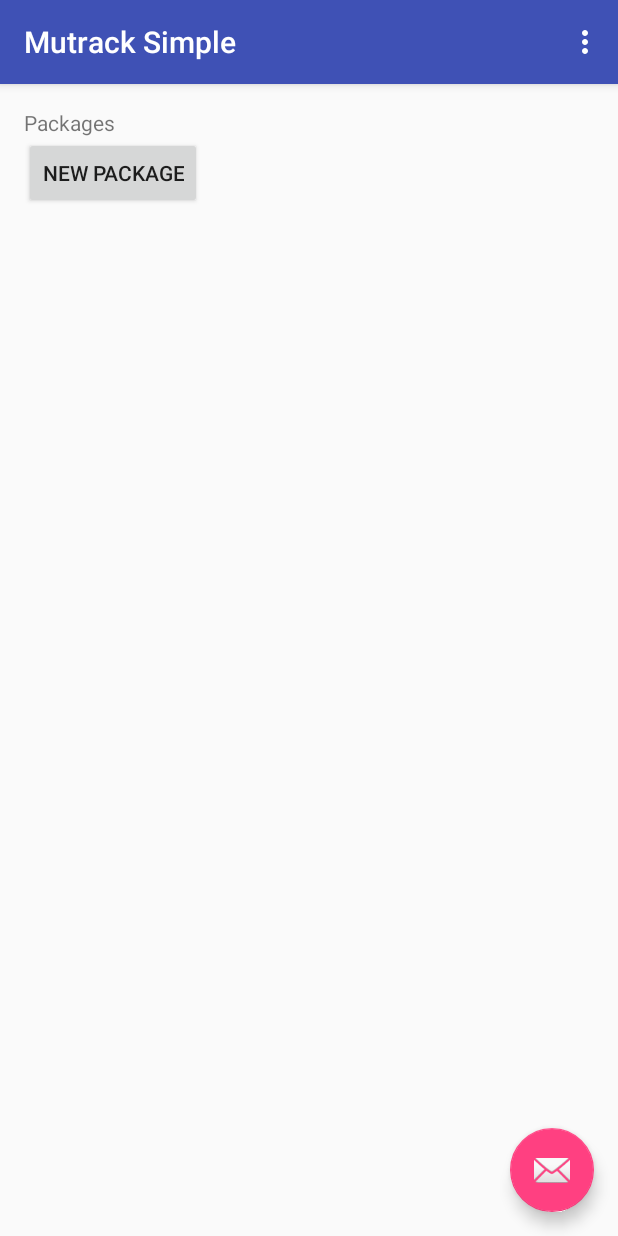
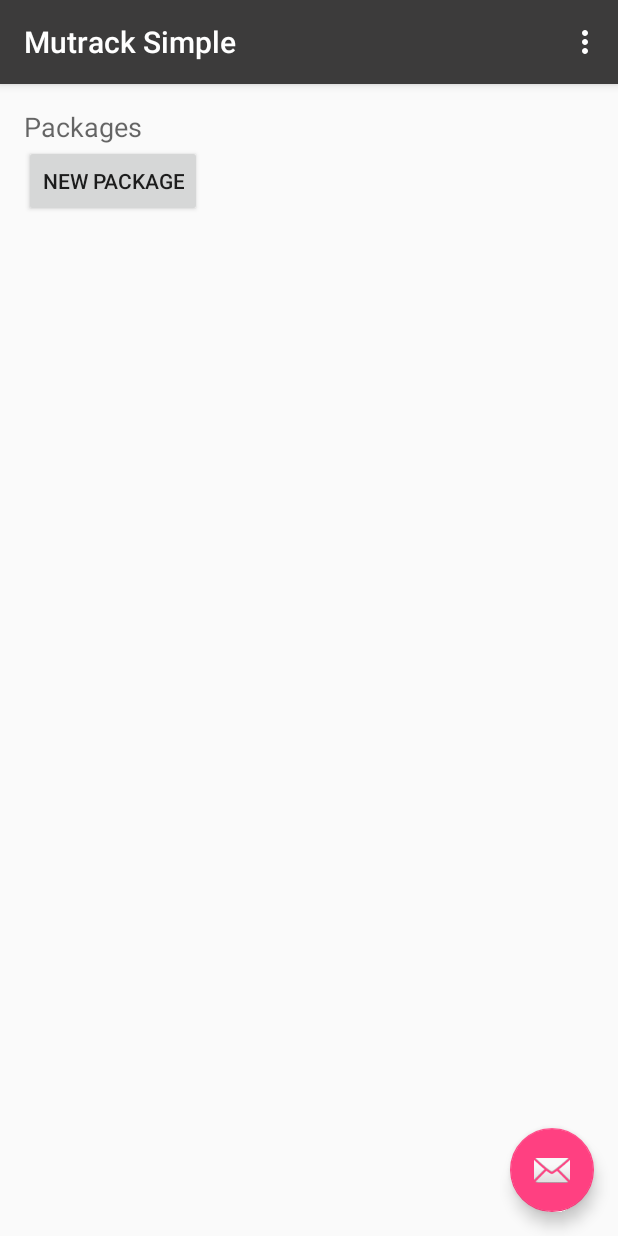
Before and after one commit to bbranquinho/wpattern-mutrack-simple, an Android app: the screen it shows after launch (MainActivity), on a phone screen of 412 x 824 dp. Run offline under Robolectric (Android 15) with nearby library versions, the phone set to English and light mode, and no system bars.

Commit message:
Initial android layout.

```diff
--- a/wpattern-mutrack-android/app/src/main/res/layout/content_main.xml
+++ b/wpattern-mutrack-android/app/src/main/res/layout/content_main.xml
@@ -18,11 +18,13 @@
         android:layout_height="match_parent"
         android:layout_alignParentTop="true"
         android:layout_alignParentLeft="true"
-        android:layout_alignParentStart="true">
+        android:layout_alignParentStart="true"
+        android:weightSum="1">
 
         <TextView
             android:layout_width="wrap_content"
             android:layout_height="wrap_content"
+            android:textAppearance="?android:attr/textAppearanceMedium"
             android:text="@string/package_label"
             android:id="@+id/packageLabel" />
 
--- a/wpattern-mutrack-android/app/src/main/res/values/colors.xml
+++ b/wpattern-mutrack-android/app/src/main/res/values/colors.xml
@@ -1,6 +1,6 @@
 <?xml version="1.0" encoding="utf-8"?>
 <resources>
-    <color name="colorPrimary">#3F51B5</color>
-    <color name="colorPrimaryDark">#303F9F</color>
+    <color name="colorPrimary">#3c3b3b</color>
+    <color name="colorPrimaryDark">#000000</color>
     <color name="colorAccent">#FF4081</color>
 </resources>
```
